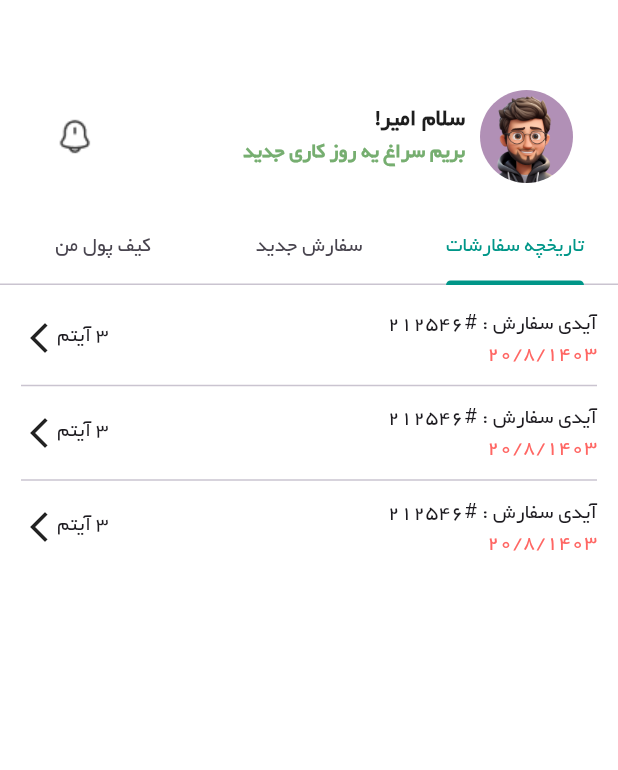
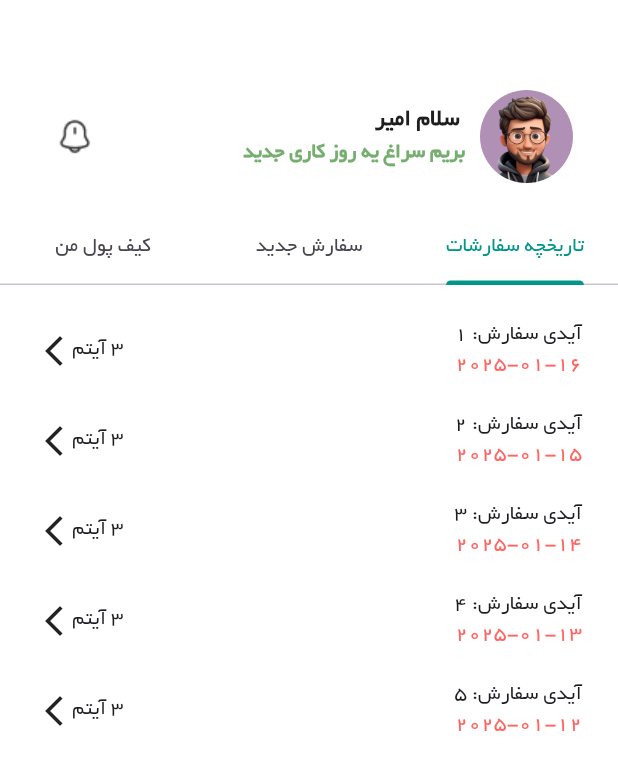
Before and after one commit to Ali3nti/abd_shop, a Flutter app: the DriverInfoPage screen opened directly, on a phone screen of 412 x 824 dp. Shown: the top 770 px of the screen. Run offline on Flutter 3.47's test engine with Material 3 defaults, Android fonts, the phone set to English and light mode, and no system bars; our stand-ins replace connectivity_plus, dotted_border, flutter_image_compress, flutter_spinkit, hive_flutter, image_cropper and 7 more; accounts and stored records are empty.

Commit message:
edit_driver_info_page

```diff
--- a/lib/screens/delivery/driver_info_page.dart
+++ b/lib/screens/delivery/driver_info_page.dart
@@ -1,6 +1,8 @@
 import 'package:abd_shop/constants.dart';
+import 'package:abd_shop/models/product_model.dart';
 import 'package:abd_shop/screens/delivery/delivery_page.dart';
 import 'package:flutter/material.dart';
+import 'package:abd_shop/models/order_model.dart';
 
 class DriverInfoPage extends StatefulWidget {
   const DriverInfoPage({super.key});
@@ -10,6 +12,29 @@ class DriverInfoPage extends StatefulWidget {
 }
 
 class _DriverInfoPageState extends State<DriverInfoPage> {
+  List<Order> orders = [];
+
+  @override
+  void initState() {
+    super.initState();
+    for (int index = 0; index < 5; index++) {
+      Order order = Order();
+      order.id = index + 1;
+      order.userId = 1;
+      order.trackingId = 'ABD-0000$index';
+      order.orderDate = DateTime.now().subtract(Duration(days: index));
+      order.products = List.generate(3, (productIndex) {
+        Product product = Product();
+        product.id = productIndex + 1;
+        product.name = 'محصول ${index + 1}-${productIndex + 1}';
+        product.isInStock = productIndex != 1;
+        product.isShipped = index % 2 == 0;
+        return product;
+      });
+      orders.add(order);
+    }
+  }
+
   @override
   Widget build(BuildContext context) {
     return DefaultTabController(
@@ -44,13 +69,15 @@ class _DriverInfoPageState extends State<DriverInfoPage> {
                     crossAxisAlignment: CrossAxisAlignment.start,
                     children: [
                       Text(
-                        "سلام امیر!",
+                        " سلام امیر ",
                         style: kHeaderTextStyle,
                       ),
                       Text(
                         "بریم سراغ یه روز کاری جدید",
                         style: TextStyle(
-                            color: kGreenColor, fontWeight: FontWeight.bold),
+                          color: kGreenColor,
+                          fontWeight: FontWeight.bold,
+                        ),
                       ),
                     ],
                   ),
@@ -64,7 +91,9 @@ class _DriverInfoPageState extends State<DriverInfoPage> {
                         ),
                       );
                     },
-                    child: Image.asset("assets/images/bing.png"),
+                    child: Image.asset(
+                      "assets/images/bing.png",
+                    ),
                   ),
                 ],
               ),
@@ -77,8 +106,12 @@ class _DriverInfoPageState extends State<DriverInfoPage> {
                 Tab(
                   text: 'تاریخچه سفارشات',
                 ),
-                Tab(text: 'سفارش جدید'),
-                Tab(text: 'کیف پول من'),
+                Tab(
+                  text: 'سفارش جدید',
+                ),
+                Tab(
+                  text: 'کیف پول من',
+                ),
               ],
             ),
             Expanded(
@@ -86,10 +119,15 @@ class _DriverInfoPageState extends State<DriverInfoPage> {
                 children: [
                   Padding(
                     padding: const EdgeInsets.all(14),
-                    child: Column(
-                      children: [
-                        InkWell(
+                    child: ListView.builder(
+                      itemCount: orders.length,
+                      itemBuilder: (context, index) {
+                        Order order = orders[index];
+                        return Padding(
+                          padding: const EdgeInsets.all(10),
+                          child: InkWell(
                             onTap: () {
+                              // Handle order tap
                             },
                             child: Row(
                               mainAxisAlignment: MainAxisAlignment.spaceBetween,
@@ -97,80 +135,33 @@ class _DriverInfoPageState extends State<DriverInfoPage> {
                                 Column(
                                   crossAxisAlignment: CrossAxisAlignment.start,
                                   children: [
-                                  Text("آیدی سفارش : #212546"),
                                     Text(
-                                    "20/8/1403",
-                                    style: TextStyle(color: kRedColor),
+                                      "آیدی سفارش: ${order.id}",
+                                    ),
+                                    Text(
+                                      "${order.orderDate.toLocal()}"
+                                          .split(' ')[0],
+                                      style: TextStyle(
+                                        color: kRedColor,
+                                      ),
                                     ),
                                   ],
                                 ),
                                 Row(
                                   children: [
-                                  Text("3 آیتم"),
-                                  Icon(Icons.arrow_forward_ios),
+                                    Text(
+                                      "${order.products.length} آیتم",
+                                    ),
+                                    Icon(
+                                      Icons.arrow_forward_ios,
+                                    ),
                                   ],
                                 ),
                               ],
                             ),
                           ),
-                        Divider(
-                          height: 20,
-                        ),
-                        InkWell(
-                          onTap: () {},
-                          child: Row(
-                            mainAxisAlignment: MainAxisAlignment.spaceBetween,
-                            children: [
-                              Column(
-                                crossAxisAlignment: CrossAxisAlignment.start,
-                                children: [
-                                  Text("آیدی سفارش : #212546"),
-                                  Text(
-                                    "20/8/1403",
-                                    style: TextStyle(color: kRedColor),
-                                  ),
-                                ],
-                              ),
-                              Row(
-                                children: [
-                                  Text("3 آیتم"),
-                                  Icon(Icons.arrow_forward_ios),
-                                ],
-                              ),
-                            ],
-                          ),
-                        ),
-                        Divider(
-                          height: 20,
-                        ),
-                        InkWell(
-                          onTap: () {},
-                          child: Row(
-                            mainAxisAlignment: MainAxisAlignment.spaceBetween,
-                            children: [
-                              Column(
-                                crossAxisAlignment: CrossAxisAlignment.start,
-                                children: [
-                                  Text("آیدی سفارش : #212546"),
-                                  Text(
-                                    "20/8/1403",
-                                    style: TextStyle(color: kRedColor),
-                                  ),
-                                ],
-                              ),
-                              InkWell(
-                                onTap: () {},
-                                child: Row(
-                                  children: [
-                                    Text("3 آیتم"),
-                                    Icon(Icons.arrow_forward_ios),
-                                  ],
-                                ),
-                              ),
-                            ],
-                          ),
-                        ),
-                      ],
+                        );
+                      },
                     ),
                   ),
                   DeliveryDriverPage(),
@@ -180,7 +171,9 @@ class _DriverInfoPageState extends State<DriverInfoPage> {
                       Text(
                         "موجودی کیف پول:",
                         style: TextStyle(
-                            fontSize: 24, fontWeight: FontWeight.bold),
+                          fontSize: 24,
+                          fontWeight: FontWeight.bold,
+                        ),
                       ),
                       SizedBox(height: 10),
                       Container(
@@ -188,7 +181,10 @@ class _DriverInfoPageState extends State<DriverInfoPage> {
                         decoration: BoxDecoration(
                           color: Colors.green[100],
                           borderRadius: BorderRadius.circular(10),
-                          border: Border.all(color: Colors.green, width: 2),
+                          border: Border.all(
+                            color: Colors.green,
+                            width: 2,
+                          ),
                         ),
                         child: Column(
                           children: [
@@ -203,7 +199,9 @@ class _DriverInfoPageState extends State<DriverInfoPage> {
                             SizedBox(height: 5),
                             Text(
                               "آخرین بروزرسانی: 25 آذر 1403",
-                              style: TextStyle(color: Colors.grey),
+                              style: TextStyle(
+                                color: Colors.grey,
+                              ),
                             ),
                           ],
                         ),
@@ -212,7 +210,9 @@ class _DriverInfoPageState extends State<DriverInfoPage> {
                       Text(
                         "تاریخچه تراکنش‌ها:",
                         style: TextStyle(
-                            fontSize: 20, fontWeight: FontWeight.bold),
+                          fontSize: 20,
+                          fontWeight: FontWeight.bold,
+                        ),
                       ),
                       SizedBox(height: 10),
                       Expanded(
@@ -221,8 +221,12 @@ class _DriverInfoPageState extends State<DriverInfoPage> {
                             Card(
                               margin: EdgeInsets.symmetric(vertical: 5),
                               child: ListTile(
-                                title: Text("واریز به کیف پول"),
-                                subtitle: Text("24 آذر 1403"),
+                                title: Text(
+                                  "واریز به کیف پول",
+                                ),
+                                subtitle: Text(
+                                  "24 آذر 1403",
+                                ),
                                 trailing: Text(
                                   "+50,000 تومان",
                                   style: TextStyle(
@@ -235,8 +239,12 @@ class _DriverInfoPageState extends State<DriverInfoPage> {
                             Card(
                               margin: EdgeInsets.symmetric(vertical: 5),
                               child: ListTile(
-                                title: Text("برداشت از کیف پول"),
-                                subtitle: Text("23 آذر 1403"),
+                                title: Text(
+                                  "برداشت از کیف پول",
+                                ),
+                                subtitle: Text(
+                                  "23 آذر 1403",
+                                ),
                                 trailing: Text(
                                   "-30,000 تومان",
                                   style: TextStyle(
@@ -249,8 +257,12 @@ class _DriverInfoPageState extends State<DriverInfoPage> {
                             Card(
                               margin: EdgeInsets.symmetric(vertical: 5),
                               child: ListTile(
-                                title: Text("واریز به کیف پول"),
-                                subtitle: Text("22 آذر 1403"),
+                                title: Text(
+                                  "واریز به کیف پول",
+                                ),
+                                subtitle: Text(
+                                  "22 آذر 1403",
+                                ),
                                 trailing: Text(
                                   "+100,000 تومان",
                                   style: TextStyle(
@@ -280,30 +292,53 @@ class NotificationsPage extends StatelessWidget {
   Widget build(BuildContext context) {
     return Scaffold(
       appBar: AppBar(
-        title: Text('اعلان‌های راننده'),
+        title: Text(
+          'اعلان‌های راننده',
+        ),
       ),
       body: ListView(
         children: [
           ListTile(
-            leading: Icon(Icons.shopping_cart),
-            title: Text('سفارش جدید'),
-            subtitle: Text('یک سفارش جدید در انتظار تحویل است.'),
+            leading: Icon(
+              Icons.shopping_cart,
+            ),
+            title: Text(
+              'سفارش جدید',
+            ),
+            subtitle: Text(
+              'یک سفارش جدید در انتظار تحویل است.',
+            ),
           ),
           ListTile(
-            leading: Icon(Icons.location_on),
-            title: Text('مسیر جدید'),
-            subtitle: Text('مسیر جدیدی برای تحویل سفارش در نظر گرفته شده است.'),
+            leading: Icon(
+              Icons.location_on,
+            ),
+            title: Text(
+              'مسیر جدید',
+            ),
+            subtitle: Text(
+              'مسیر جدیدی برای تحویل سفارش در نظر گرفته شده است.',
+            ),
           ),
           ListTile(
-            leading: Icon(Icons.timer),
-            title: Text('تاخیر در تحویل'),
-            subtitle:
-                Text('به دلیل ترافیک، تحویل سفارش با تاخیر همراه خواهد بود.'),
+            leading: Icon(
+              Icons.timer,
+            ),
+            title: Text(
+              'تاخیر در تحویل',
+            ),
+            subtitle: Text(
+              'به دلیل ترافیک، تحویل سفارش با تاخیر همراه خواهد بود.',
+            ),
           ),
           ListTile(
             leading: Icon(Icons.check_circle_outline),
-            title: Text('سفارش تحویل داده شد'),
-            subtitle: Text('سفارش با موفقیت به مشتری تحویل داده شد.'),
+            title: Text(
+              'سفارش تحویل داده شد',
+            ),
+            subtitle: Text(
+              'سفارش با موفقیت به مشتری تحویل داده شد.',
+            ),
           ),
         ],
       ),
@@ -338,7 +373,9 @@ class _DriverProfilePageState extends State<DriverProfilePage> {
             children: [
               _buildTextField(_nameController, 'نام', Icons.person),
               SizedBox(height: 16.0),
-              _buildTextField(_phoneController, 'شماره تلفن', Icons.phone),
+              _buildTextField(
+                _phoneController,
+                'شماره تلفن', Icons.phone),
               SizedBox(height: 16.0),
               _buildTextField(_emailController, 'ایمیل', Icons.email),
               SizedBox(height: 16.0),
```
Also changed, not shown: lib/models/order.dart (added). Lines whose indentation alone changed are shown as unchanged.
